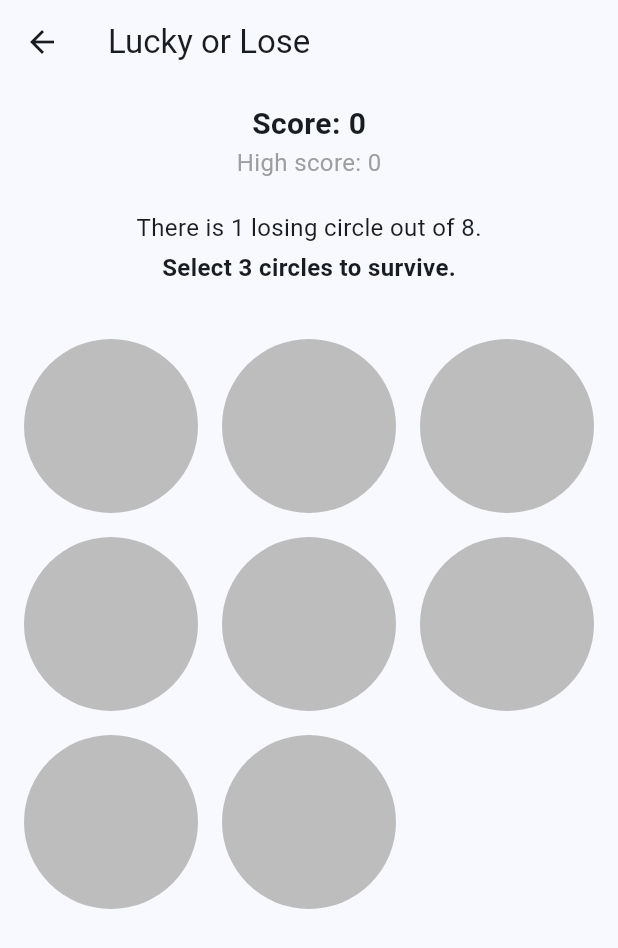
After one commit to WILACHAT/rkade, a Flutter app: the screen it shows after launch, after a tap on "Lucky or Lose", on a phone screen of 412 x 824 dp. The commit adds this screen. Shown: the top 948 px of the screen. Run offline on Flutter 3.47's test engine with Material 3 defaults, Android fonts, the phone set to English and light mode, and no system bars; our stand-ins replace shared_preferences; missing offline and left inert: flame.

Commit message:
3 games kind of

```diff
--- a/lib/game_menu_screen.dart
+++ b/lib/game_menu_screen.dart
@@ -1,6 +1,7 @@
 import 'package:flutter/material.dart';
 import 'game_screen_spinning_wheel.dart';
 import 'game_screen_circle_tap.dart';
+import 'lucky_or_lose.dart'; // 👈 Import your new game screen
 
 class GameMenuScreen extends StatelessWidget {
   const GameMenuScreen({super.key});
@@ -31,6 +32,11 @@ class GameMenuScreen extends StatelessWidget {
                   context,
                   title: 'Circle Tap',
                   screen: const GameScreenFourCircle(),
+                ),
+                _buildGameCard(
+                  context,
+                  title: 'Lucky or Lose',
+                  screen: const GameScreenLuckyOrLose(), // 👈 Update with correct widget class name
                 ),
               ],
             ),
--- /dev/null
+++ b/lib/lucky_or_lose.dart
@@ -0,0 +1,185 @@
+import 'dart:math';
+import 'package:flutter/material.dart';
+import 'package:flutter/services.dart';
+import 'package:shared_preferences/shared_preferences.dart';
+
+class GameScreenLuckyOrLose extends StatefulWidget {
+  const GameScreenLuckyOrLose({super.key});
+
+  @override
+  State<GameScreenLuckyOrLose> createState() => _GameScreenLuckyOrLoseState();
+}
+
+class _GameScreenLuckyOrLoseState extends State<GameScreenLuckyOrLose> {
+  final _rng = Random();
+
+  // ── Round state ──────────────────────────────────────────
+  late int totalCircles;           // 6-12 circles each round
+  late int losingIndex;            // index of the single bomb
+  final Set<int> _selectedSafe = {};
+  int roundsCleared = 0;
+
+  // High-score
+  static const _hsKey = 'lucky_or_lose_high';
+  int highScore = 0;
+
+  // How many safe taps to beat a round
+  static const int safeNeeded = 3;
+
+  @override
+  void initState() {
+    super.initState();
+    _loadHighScore();
+    _startNewRound();
+  }
+
+  Future<void> _loadHighScore() async {
+    final prefs = await SharedPreferences.getInstance();
+    setState(() => highScore = prefs.getInt(_hsKey) ?? 0);
+  }
+
+  Future<void> _saveHighScore() async {
+    final prefs = await SharedPreferences.getInstance();
+    await prefs.setInt(_hsKey, highScore);
+  }
+
+  void _startNewRound() {
+    setState(() {
+      totalCircles = _rng.nextInt(7) + 6; // 6–12
+      losingIndex  = _rng.nextInt(totalCircles);
+      _selectedSafe.clear();
+    });
+  }
+
+  void _handleTap(int index) {
+    if (index == losingIndex) {
+      _showGameOver();
+      return;
+    }
+    if (_selectedSafe.contains(index)) return; // already tapped
+
+    setState(() => _selectedSafe.add(index));
+    HapticFeedback.lightImpact();
+
+    if (_selectedSafe.length >= safeNeeded) {
+      roundsCleared++;
+      if (roundsCleared > highScore) {
+        setState(() => highScore = roundsCleared);
+        _saveHighScore();
+      }
+      _showRoundCleared();
+    }
+  }
+
+  void _showRoundCleared() {
+    showDialog(
+      context: context,
+      barrierDismissible: false,
+      builder: (_) => AlertDialog(
+        title: const Text('Round Cleared!'),
+        content: Text('Score: $roundsCleared'),
+        actions: [
+          TextButton(
+            onPressed: () {
+              Navigator.pop(context);
+              _startNewRound();
+            },
+            child: const Text('Next Round'),
+          )
+        ],
+      ),
+    );
+  }
+
+  void _showGameOver() {
+    HapticFeedback.vibrate();
+    showDialog(
+      context: context,
+      barrierDismissible: false,
+      builder: (_) => AlertDialog(
+        title: const Text('💥 You hit the losing circle!'),
+        content: Text('Rounds cleared: $roundsCleared'),
+        actions: [
+          TextButton(
+            onPressed: () {
+              Navigator.pop(context);
+              setState(() => roundsCleared = 0);
+              _startNewRound();
+            },
+            child: const Text('Try Again'),
+          )
+        ],
+      ),
+    );
+  }
+
+  @override
+  Widget build(BuildContext context) {
+    final int crossAxisCount = (totalCircles <= 8) ? 3 : 4;
+
+    return Scaffold(
+      appBar: AppBar(title: const Text('Lucky or Lose')),
+      body: Column(
+        children: [
+          const SizedBox(height: 12),
+          Text('Score: $roundsCleared',
+              style: const TextStyle(
+                  fontSize: 20, fontWeight: FontWeight.bold)),
+          Text('High score: $highScore',
+              style: const TextStyle(fontSize: 16, color: Colors.grey)),
+          const SizedBox(height: 12),
+
+          // ── Info panel ─────────────────────────────────────
+          Padding(
+            padding: const EdgeInsets.symmetric(vertical: 8),
+            child: Column(
+              children: [
+                Text(
+                  'There is 1 losing circle out of $totalCircles.',
+                  style: const TextStyle(fontSize: 16),
+                ),
+                const SizedBox(height: 4),
+                Text(
+                  'Select $safeNeeded circles to survive.',
+                  style: const TextStyle(
+                      fontSize: 16, fontWeight: FontWeight.bold),
+                ),
+              ],
+            ),
+          ),
+          const SizedBox(height: 12),
+          // ──────────────────────────────────────────────────
+
+          Expanded(
+            child: GridView.builder(
+              padding: const EdgeInsets.all(16),
+              gridDelegate: SliverGridDelegateWithFixedCrossAxisCount(
+                crossAxisCount: crossAxisCount,
+                mainAxisSpacing: 16,
+                crossAxisSpacing: 16,
+              ),
+              itemCount: totalCircles,
+              itemBuilder: (_, index) {
+                final bool isSelected = _selectedSafe.contains(index);
+                return GestureDetector(
+                  onTap: () => _handleTap(index),
+                  child: Container(
+                    decoration: BoxDecoration(
+                      shape: BoxShape.circle,
+                      color: isSelected
+                          ? Colors.green
+                          : Colors.grey.shade400,
+                    ),
+                    child: isSelected
+                        ? const Icon(Icons.check, color: Colors.white)
+                        : null,
+                  ),
+                );
+              },
+            ),
+          ),
+        ],
+      ),
+    );
+  }
+}
```
Also changed, not shown: lib/game_screen_circle_tap.dart (+14 -13 lines).
